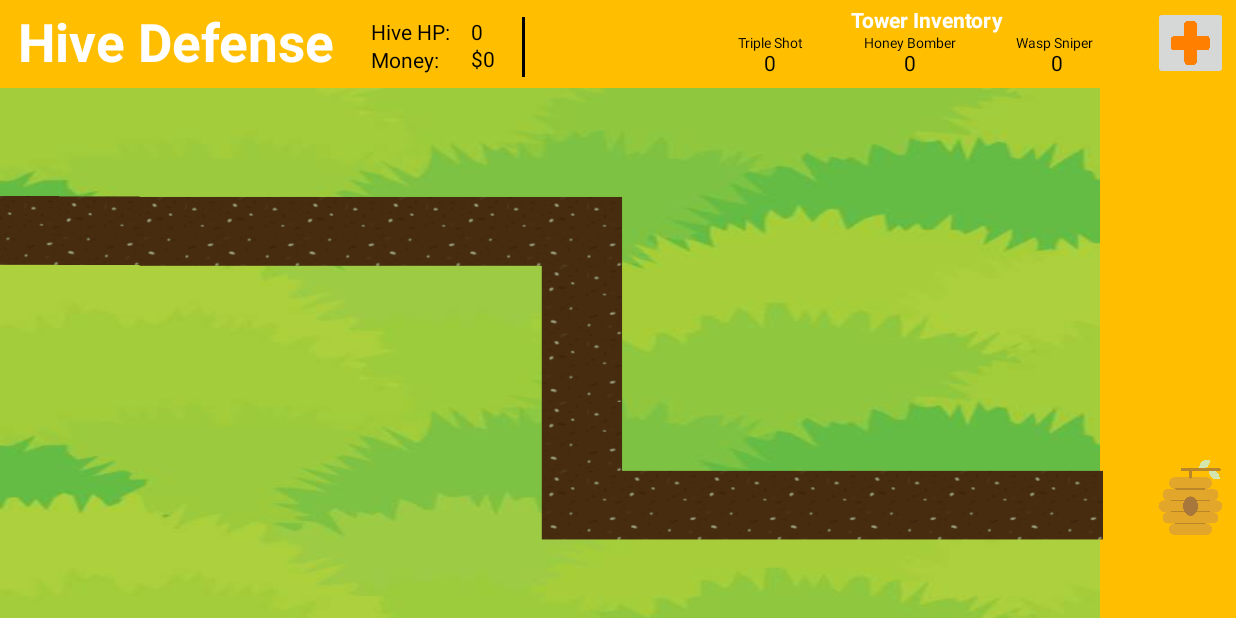
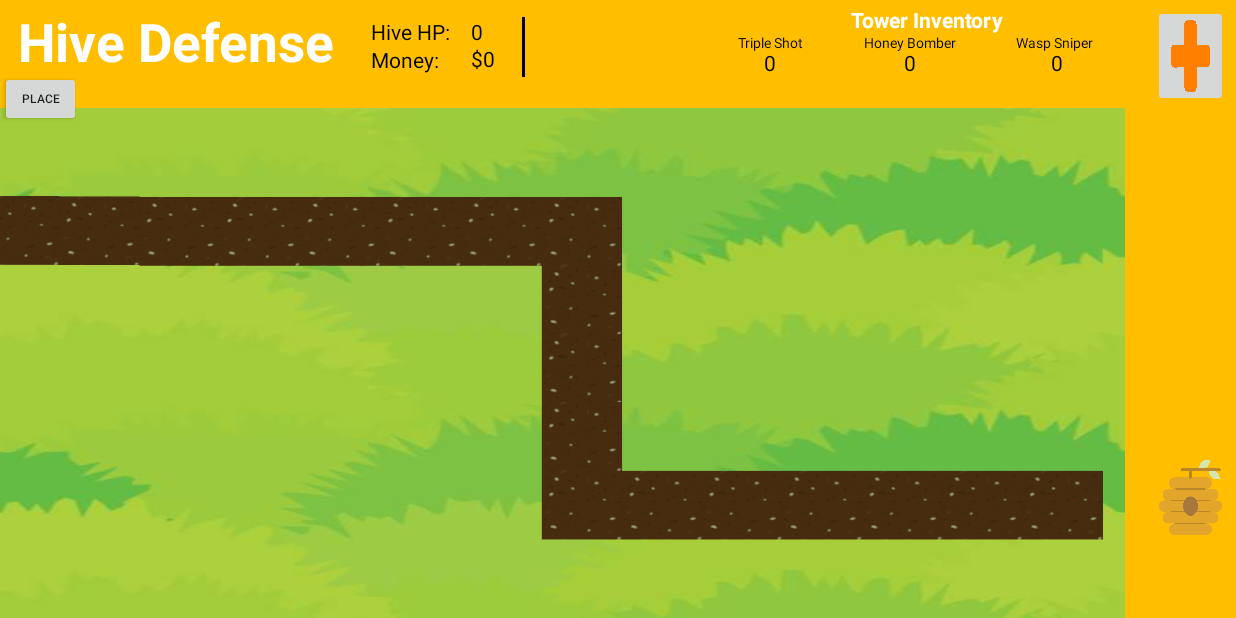
Before and after one commit to ShmulTomer/TowerDefense, an Android app: the GameActivity screen opened directly, with no data from a screen before it, on a phone screen of 824 x 412 dp (held sideways). Run offline under Robolectric (Android 15) with nearby library versions, the phone set to English and light mode, and no system bars; 5 statements that could not run were skipped.

Commit message:
Fixing layout

```diff
--- a/app/src/main/java/com/cs2340/towerjackets/views/GameActivity.java
+++ b/app/src/main/java/com/cs2340/towerjackets/views/GameActivity.java
@@ -6,6 +6,7 @@ import android.os.Bundle;
 import android.content.Intent;
 import android.view.View;
 import android.view.WindowManager;
+import android.widget.Button;
 import android.widget.ImageView;
 import android.widget.RelativeLayout;
 import android.widget.TextView;
@@ -22,7 +23,11 @@ public class GameActivity extends AppCompatActivity {
     private TextView towerTwoView;
     private TextView towerThreeView;
 
+    private Button placeT1;
+
     private RelativeLayout areaLayout;
+
+    private boolean placed = false;
 
     @Override
     protected void onCreate(@Nullable Bundle savedInstanceState) {
@@ -33,6 +38,7 @@ public class GameActivity extends AppCompatActivity {
 
         areaLayout = findViewById(R.id.relativeLayout);
         ImageButton menuButton = findViewById(R.id.towerMenuB);
+        Player player = InitialConfiguration.getPlayer();
 
         // Add event listeners for button
         menuButton.setOnClickListener(new View.OnClickListener() {
@@ -43,10 +49,18 @@ public class GameActivity extends AppCompatActivity {
             }
         });
 
+        placeT1 = findViewById(R.id.towerOneB);
+        placeT1.setOnClickListener(new View.OnClickListener() {
+            @Override
+            public void onClick(View view) {
+                if (player.getTowerOneInv() > 0) {
+                    player.setTowerOneInv(player.getTowerOneInv() - 1);
+                    placed = true;
                     areaLayout.setOnTouchListener(new View.OnTouchListener() {
                         @Override
                         public boolean onTouch(View view, MotionEvent motionEvent) {
-                if (motionEvent.getAction() == MotionEvent.ACTION_DOWN) {
+                            if (motionEvent.getAction() == MotionEvent.ACTION_DOWN && placed) {
+                                placed = false;
                                 int x = (int) motionEvent.getX();  // get x-Coordinate
                                 int y = (int) motionEvent.getY();  // get y-Coordinate
                                 RelativeLayout.LayoutParams param =
@@ -55,7 +69,7 @@ public class GameActivity extends AppCompatActivity {
                                 ImageView iv = new ImageView(getApplicationContext());
                                 // Hard coded the size of the image in - that's where 100 and 90 came in.
                                 // Size of bee image: 100x90 where 100 is width, 90 is height
-                    param.setMargins(x, y, x + 100, y + 90);
+                                param.setMargins(x, y, 0, 0);
                                 iv.setLayoutParams(param);
                                 iv.getLayoutParams().width = 100;
                                 iv.getLayoutParams().height = 100;
@@ -66,6 +80,11 @@ public class GameActivity extends AppCompatActivity {
                             return true;
                         }
                     });
+                }
+            }
+        });
+
+
         moneyView = findViewById(R.id.moneyV);
         healthView = findViewById(R.id.hpV);
         towerOneView = findViewById(R.id.towerOneV);
--- a/app/src/main/java/com/cs2340/towerjackets/views/TowerActivity.java
+++ b/app/src/main/java/com/cs2340/towerjackets/views/TowerActivity.java
@@ -38,6 +38,7 @@ public class TowerActivity extends AppCompatActivity {
         Player player = InitialConfiguration.getPlayer();
 
         // Add event listeners for button
+        menuButton.setImageResource(R.drawable.exitmenu_button);
         menuButton.setOnClickListener(new View.OnClickListener() {
             @Override
             public void onClick(View view) {
--- a/app/src/main/res/layout/game_screen.xml
+++ b/app/src/main/res/layout/game_screen.xml
@@ -11,8 +11,8 @@
 
     <ImageView
         android:id="@+id/grassBackground"
-        android:layout_width="733dp"
-        android:layout_height="353dp"
+        android:layout_width="750dp"
+        android:layout_height="340dp"
         android:layout_alignParentBottom="true"
         android:layout_marginBottom="0dp"
         android:scaleType="fitXY"
@@ -114,12 +114,12 @@
     <ImageButton
         android:id="@+id/towerMenuB"
         android:layout_width="50dp"
-        android:layout_height="50dp"
+        android:layout_height="80dp"
         android:layout_above="@+id/imageView"
         android:layout_alignParentEnd="true"
-        android:layout_marginTop="4dp"
+        android:layout_marginTop="3dp"
         android:layout_marginEnd="5dp"
-        android:layout_marginBottom="253dp"
+        android:layout_marginBottom="235dp"
         android:contentDescription="@string/monument_text"
         android:scaleType="fitXY"
         app:layout_constraintEnd_toEndOf="parent"
@@ -213,4 +213,15 @@
         app:layout_constraintEnd_toEndOf="@+id/grassBackground"
         app:srcCompat="@drawable/beehive" />
 
+    <Button
+        android:id="@+id/towerOneB"
+        android:layout_width="54dp"
+        android:layout_height="37dp"
+        android:layout_marginTop="47dp"
+        android:layout_marginEnd="286dp"
+        android:text="Place"
+        android:textSize="8sp"
+        app:layout_constraintEnd_toEndOf="parent"
+        app:layout_constraintTop_toTopOf="parent" />
+
 </RelativeLayout>
```
Lines whose indentation alone changed are shown as unchanged.
